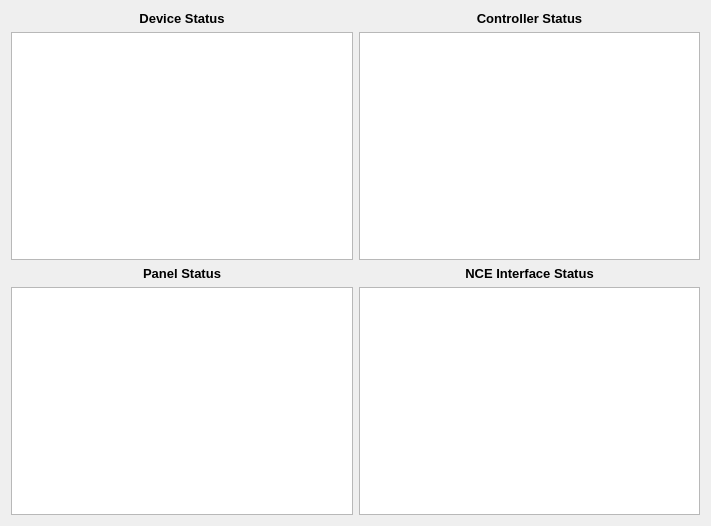
Before: the Qt Designer form LCSServer/StatusDialog.ui in garfieldclarendon/ardunio, drawn with Qt 5.
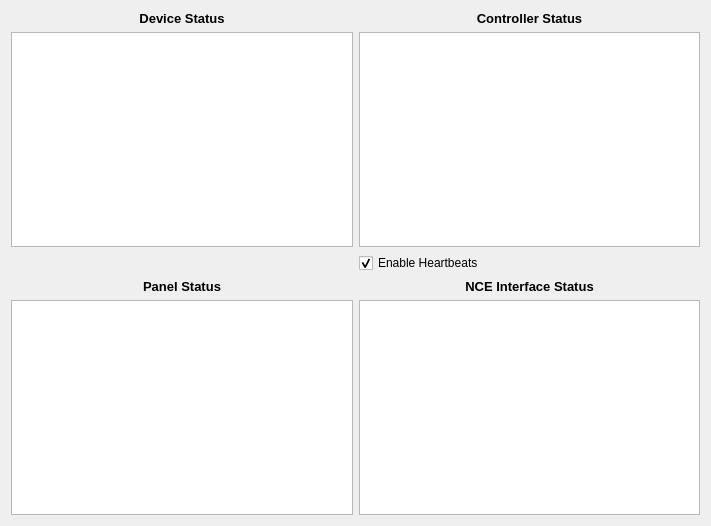
After: the same form once the commit is applied.

Commit message: 1.  Add jitter-detection to BlockDevice 2.  Add flashing pins to  ModuleData 3.  Move flashing pin code from PanelOutputDevice to OutputModule.  This insures pins blink at the same rate and same state. 4.  Fix flashing code for PanelInputDevice/OutputModule 5.  Remove unused code from PanelInputDevice 6.  fix jitter-detection code in TurnoutDevice 7.  New checkbox on StatusDialog allows enabling/disabling of server heartbeat messages 8.  Remove one of the I2C connections from the LCS Controller to make room for labels for the I2C pins 9.  Up build version to 19

Patch:
```diff
--- a/LCSServer/StatusDialog.ui
+++ b/LCSServer/StatusDialog.ui
@@ -48,10 +48,7 @@
      </property>
     </widget>
    </item>
-   <item row="1" column="0">
-    <widget class="QTableWidget" name="deviceTable"/>
-   </item>
-   <item row="2" column="0">
+   <item row="3" column="0">
     <widget class="QLabel" name="label_3">
      <property name="font">
       <font>
@@ -68,7 +65,7 @@
      </property>
     </widget>
    </item>
-   <item row="2" column="1">
+   <item row="3" column="1">
     <widget class="QLabel" name="label_4">
      <property name="font">
       <font>
@@ -85,15 +82,28 @@
      </property>
     </widget>
    </item>
+   <item row="1" column="0">
+    <widget class="QTableWidget" name="deviceTable"/>
+   </item>
    <item row="1" column="1">
     <widget class="QTableWidget" name="controllerTable"/>
    </item>
-   <item row="3" column="0">
+   <item row="4" column="0">
     <widget class="QTableWidget" name="panelTable"/>
    </item>
-   <item row="3" column="1">
+   <item row="4" column="1">
     <widget class="QTableWidget" name="nceStatusTable"/>
    </item>
+   <item row="2" column="1">
+    <widget class="QCheckBox" name="heartbeatCheckBox">
+     <property name="text">
+      <string>Enable Heartbeats</string>
+     </property>
+     <property name="checked">
+      <bool>true</bool>
+     </property>
+    </widget>
+   </item>
   </layout>
  </widget>
  <resources/>
```
The commit also changes 17 other files.
